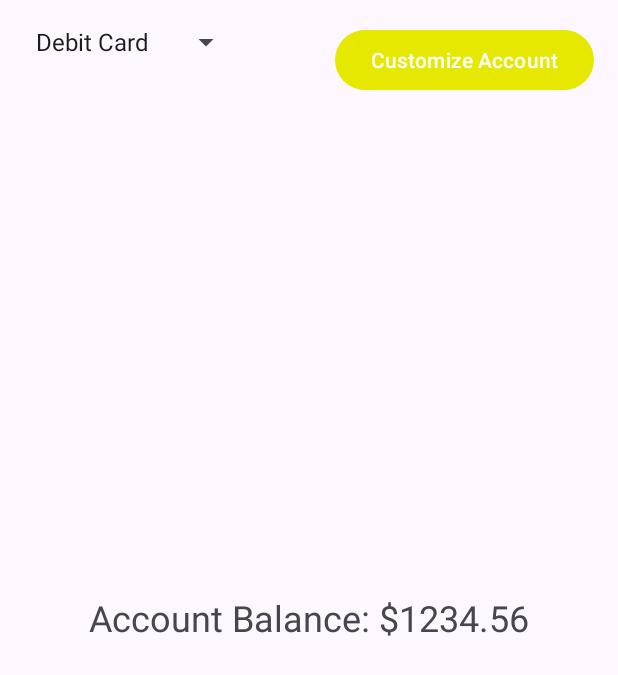
After one commit to jakubJKS/QuickFinance, an Android app: the HomeActivity screen opened directly, with no data from a screen before it, on a phone screen of 412 x 824 dp. The commit adds this screen. Shown: the top 675 px of the screen. Run offline under Robolectric (Android 15) with nearby library versions, the phone set to English and light mode, and no system bars.

Commit message:
homeactivity, hlavna obrazovka po logine, pridavanie roznych casti programu: vyber z kariet, customize account...

```diff
--- /dev/null
+++ b/app/src/main/java/com/example/loginsignupsql/HomeActivity.kt
@@ -0,0 +1,51 @@
+package com.example.loginsignupsql
+
+import android.content.Intent
+import android.os.Bundle
+import android.widget.ArrayAdapter
+import android.widget.Button
+import android.widget.Spinner
+import android.widget.TextView
+import android.widget.Toast
+import androidx.appcompat.app.AppCompatActivity
+import com.example.loginsignupsql.databinding.ActivityHomeBinding
+
+class HomeActivity : AppCompatActivity() {
+
+    private lateinit var binding: ActivityHomeBinding
+
+    override fun onCreate(savedInstanceState: Bundle?) {
+        super.onCreate(savedInstanceState)
+        binding = ActivityHomeBinding.inflate(layoutInflater)
+        setContentView(binding.root)
+
+        // Setup card selection spinner
+        val cardSelectionSpinner: Spinner = findViewById(R.id.cardSelectionSpinner)
+        ArrayAdapter.createFromResource(
+            this,
+            R.array.card_types,
+            android.R.layout.simple_spinner_item
+        ).also { adapter ->
+            adapter.setDropDownViewResource(android.R.layout.simple_spinner_dropdown_item)
+            cardSelectionSpinner.adapter = adapter
+        }
+
+        // Setup account customization button
+        val accountCustomizationButton: Button = findViewById(R.id.accountCustomizationButton)
+        accountCustomizationButton.setOnClickListener {
+            // Handle account customization action
+            startActivity(Intent(this, CustomizeAccountActivity::class.java))
+        }
+
+        // Example code to set the account balance
+        val accountBalanceTextView: TextView = findViewById(R.id.accountBalanceTextView)
+        accountBalanceTextView.text = "Account Balance: $1234.56"
+    }
+
+    @Suppress("DEPRECATION")
+    override fun onBackPressed() {
+        super.onBackPressed()
+        // Prevent the back button from closing the app
+        Toast.makeText(this, "Use the Home button to exit the app", Toast.LENGTH_SHORT).show()
+    }
+}
--- a/app/src/main/java/com/example/loginsignupsql/LoginActivity.kt
+++ b/app/src/main/java/com/example/loginsignupsql/LoginActivity.kt
@@ -46,7 +46,7 @@ class LoginActivity : AppCompatActivity() {
         val userExists = databaseHelper.readUser(username, password)
         if (userExists) {
             Toast.makeText(this, "Login Successful", Toast.LENGTH_SHORT).show()
-            val intent = Intent(this, MainActivity::class.java)
+            val intent = Intent(this, HomeActivity::class.java)
             startActivity(intent)
             finish()
         } else {
--- /dev/null
+++ b/app/src/main/res/layout/activity_home.xml
@@ -0,0 +1,39 @@
+<?xml version="1.0" encoding="utf-8"?>
+<RelativeLayout xmlns:android="http://schemas.android.com/apk/res/android"
+    xmlns:tools="http://schemas.android.com/tools"
+    android:layout_width="match_parent"
+    android:layout_height="match_parent"
+    tools:context=".HomeActivity">
+
+    <!-- Top-left: Dropdown for selecting debit/credit cards -->
+    <Spinner
+        android:id="@+id/cardSelectionSpinner"
+        android:layout_width="wrap_content"
+        android:layout_height="wrap_content"
+        android:layout_alignParentStart="true"
+        android:layout_alignParentTop="true"
+        android:layout_marginStart="16dp"
+        android:layout_marginTop="16dp"
+        android:entries="@array/card_types" />
+
+    <!-- Top-right: Button for account customization -->
+    <Button
+        android:id="@+id/accountCustomizationButton"
+        android:layout_width="wrap_content"
+        android:layout_height="wrap_content"
+        android:layout_alignParentEnd="true"
+        android:layout_alignParentTop="true"
+        android:layout_marginEnd="16dp"
+        android:layout_marginTop="16dp"
+        android:text="Customize Account" />
+
+    <!-- Center: Account balance -->
+    <TextView
+        android:id="@+id/accountBalanceTextView"
+        android:layout_width="wrap_content"
+        android:layout_height="wrap_content"
+        android:layout_centerInParent="true"
+        android:text="Account Balance: $0.00"
+        android:textSize="24sp" />
+
+</RelativeLayout>
--- a/app/src/main/res/values/strings.xml
+++ b/app/src/main/res/values/strings.xml
@@ -1,3 +1,7 @@
 <resources>
-    <string name="app_name">QuickFinance</string>
+<string name="app_name">QuickFinance</string>
+<string-array name="card_types">
+    <item>Debit Card</item>
+    <item>Credit Card</item>
+</string-array>
 </resources>
```
Also changed, not shown: app/src/main/AndroidManifest.xml (+10 -6 lines), app/src/main/java/com/example/loginsignupsql/CustomizeAccountActivity.kt (added, +43 -0 lines), app/src/main/res/layout/activity_customize_account.xml (added, +49 -0 lines).
